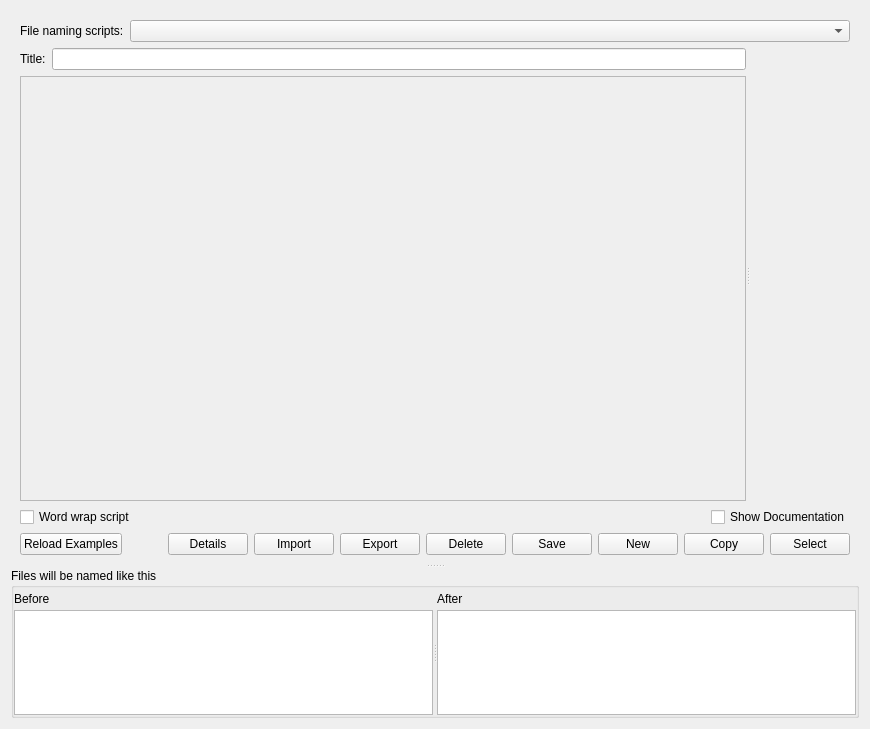
The window that ui/scripteditor.ui (metabrainz/picard) describes before a commit, drawn with Qt 5.
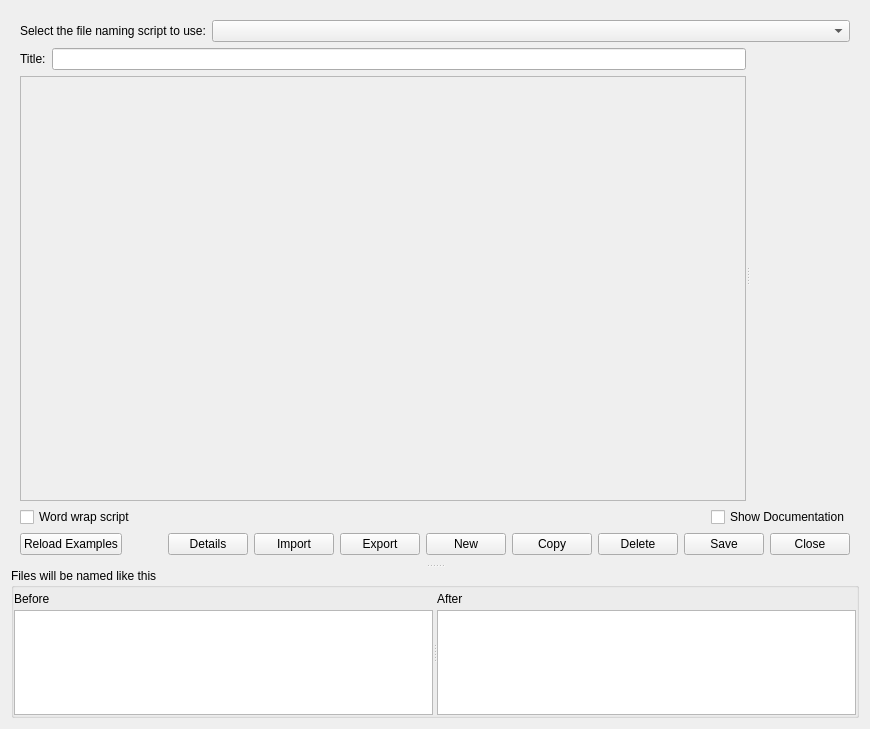
The same window after the commit. Custom widgets are drawn as their Qt base class.

Commit message:
Make UI more intuitive
- Add `Close` button
- Confirm actions which may lose unsaved edits
- Remove `Select` button and automatically select the current script
- Save selected script id and open editor to that script
- Update the `file_naming_format` setting when script changes are saved

Diff of the .ui file:
```diff
--- a/ui/scripteditor.ui
+++ b/ui/scripteditor.ui
@@ -71,7 +71,7 @@
          <item>
           <widget class="QLabel" name="label">
            <property name="sizePolicy">
-            <sizepolicy hsizetype="Preferred" vsizetype="Preferred">
+            <sizepolicy hsizetype="Maximum" vsizetype="Preferred">
              <horstretch>0</horstretch>
              <verstretch>0</verstretch>
             </sizepolicy>
@@ -83,7 +83,10 @@
             </size>
            </property>
            <property name="text">
-            <string>File naming scripts:</string>
+            <string>Select the file naming script to use:</string>
+           </property>
+           <property name="indent">
+            <number>0</number>
            </property>
           </widget>
          </item>
@@ -368,26 +371,6 @@
            </property>
           </widget>
          </item>
-         <item>
-          <widget class="QPushButton" name="file_naming_editor_delete">
-           <property name="toolTip">
-            <string>Delete the currently selected script</string>
-           </property>
-           <property name="text">
-            <string>Delete</string>
-           </property>
-          </widget>
-         </item>
-         <item>
-          <widget class="QPushButton" name="file_naming_editor_save">
-           <property name="toolTip">
-            <string>Save changes to the current script</string>
-           </property>
-           <property name="text">
-            <string>Save</string>
-           </property>
-          </widget>
-         </item>
          <item>
           <widget class="QPushButton" name="file_naming_editor_new">
            <property name="toolTip">
@@ -409,12 +392,32 @@
           </widget>
          </item>
          <item>
-          <widget class="QPushButton" name="file_naming_editor_select">
+          <widget class="QPushButton" name="file_naming_editor_delete">
            <property name="toolTip">
             <string>Select the current script to use as the file naming script</string>
            </property>
            <property name="text">
-            <string>Select</string>
+            <string>Delete</string>
+           </property>
+          </widget>
+         </item>
+         <item>
+          <widget class="QPushButton" name="file_naming_editor_save">
+           <property name="toolTip">
+            <string>Save changes to the script</string>
+           </property>
+           <property name="text">
+            <string>Save</string>
+           </property>
+          </widget>
+         </item>
+         <item>
+          <widget class="QPushButton" name="file_naming_editor_close">
+           <property name="toolTip">
+            <string>Close the script editor</string>
+           </property>
+           <property name="text">
+            <string>Close</string>
            </property>
           </widget>
          </item>
```
Left out of the diff: 11 changed lines with no effect on the pictures. The commit also changes 4 other files.
